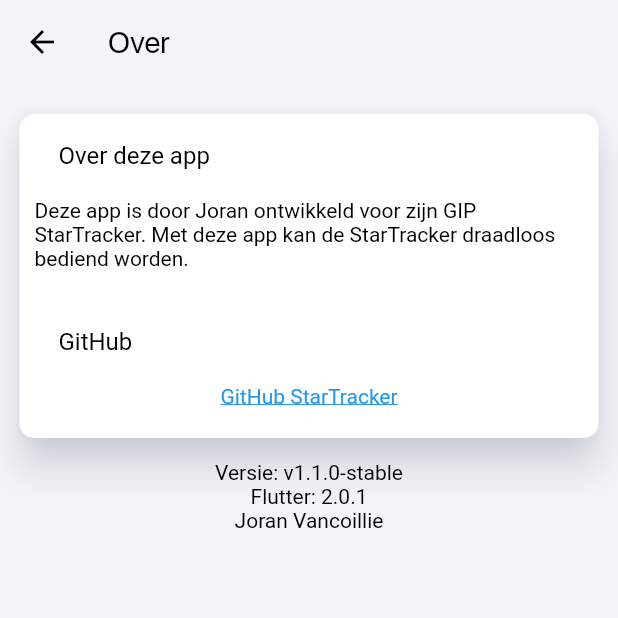
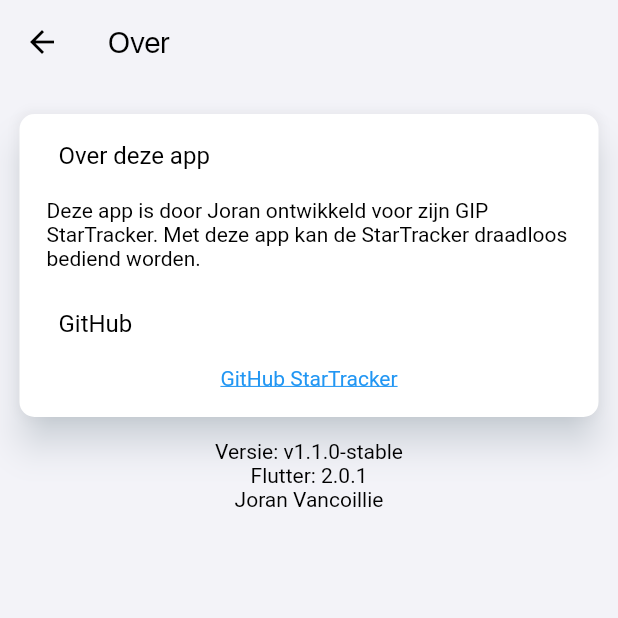
Before and after one commit to MrBananaPants/StarTracker, a Flutter app: the AboutPage screen opened directly, on a phone screen of 412 x 824 dp, the top half of it. Run offline on Flutter 3.47's test engine with Material 2 defaults, Android fonts, the phone set to English and light mode, and no system bars; our stand-ins replace geolocator; missing offline and left inert: condition.

Commit message:
UI improvements

```diff
--- a/lib/AboutPage.dart
+++ b/lib/AboutPage.dart
@@ -61,7 +61,7 @@ class MyAppState extends State<AboutPage> {
                             ),
                           ),
                           Padding(
-                            padding: const EdgeInsets.fromLTRB(0, 0, 0, 20),
+                            padding: const EdgeInsets.fromLTRB(8, 0, 8, 8),
                             child: Text(
                               "Deze app is door Joran ontwikkeld voor zijn GIP StarTracker. Met deze app kan de StarTracker draadloos bediend worden.",
                               style: TextStyle(
@@ -78,7 +78,7 @@ class MyAppState extends State<AboutPage> {
                             ),
                           ),
                           Padding(
-                            padding: const EdgeInsets.fromLTRB(0, 0, 0, 20),
+                            padding: const EdgeInsets.fromLTRB(8, 0, 8, 18),
                             child: GestureDetector(
                               child: Text(
                                 "GitHub StarTracker",
@@ -132,9 +132,6 @@ class MyAppState extends State<AboutPage> {
                       ),
                     ],
                   ),
-                  SizedBox(
-                    height: 375,
-                  ),
                 ],
               ),
             ),
--- a/lib/FAQPage.dart
+++ b/lib/FAQPage.dart
@@ -148,9 +148,6 @@ class BodyOfFAQPageState extends State<FAQPage> {
                       ),
                     ),
                   ),
-                  SizedBox(
-                    height: 250,
-                  ),
                 ],
               ),
             ),
```
